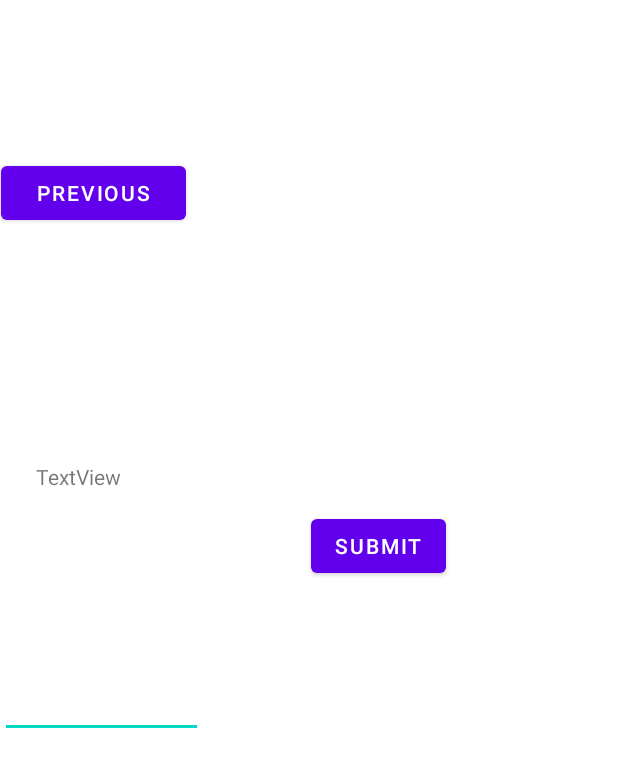
After one commit to maloney77/BudgetApp, an Android app: the layout fragment_third.xml on its own in the app's theme, with its tools: preview values and no code run, on a phone screen of 412 x 824 dp. The commit adds this screen. Shown: the top 767 px of the screen. Run offline under Robolectric (Android 15) with nearby library versions, the phone set to English and light mode, and no system bars.

Commit message:
added third fragment and the ability to update values in the spreadsheet

```diff
--- a/app/build.gradle
+++ b/app/build.gradle
@@ -50,6 +50,7 @@ dependencies {
     implementation 'androidx.constraintlayout:constraintlayout:1.1.3'
     implementation 'androidx.navigation:navigation-fragment:2.2.2'
     implementation 'androidx.navigation:navigation-ui:2.2.2'
+    implementation 'androidx.legacy:legacy-support-v4:1.0.0'
     testImplementation 'junit:junit:4.+'
     androidTestImplementation 'androidx.test.ext:junit:1.1.1'
     androidTestImplementation 'androidx.test.espresso:espresso-core:3.2.0'
--- a/app/src/main/res/layout/fragment_first.xml
+++ b/app/src/main/res/layout/fragment_first.xml
@@ -3,8 +3,7 @@
     xmlns:app="http://schemas.android.com/apk/res-auto"
     xmlns:tools="http://schemas.android.com/tools"
     android:layout_width="match_parent"
-    android:layout_height="match_parent"
-    tools:context=".FirstFragment">
+    android:layout_height="match_parent">
 
     <TextView
         android:id="@+id/textview_first"
--- /dev/null
+++ b/app/src/main/res/layout/fragment_third.xml
@@ -0,0 +1,59 @@
+<?xml version="1.0" encoding="utf-8"?>
+<androidx.constraintlayout.widget.ConstraintLayout xmlns:android="http://schemas.android.com/apk/res/android"
+        xmlns:app="http://schemas.android.com/apk/res-auto"
+        xmlns:tools="http://schemas.android.com/tools"
+        android:layout_width="match_parent"
+        android:layout_height="match_parent"
+        android:id="@+id/fragment_third">
+
+    <Button
+        android:id="@+id/previous_nav"
+        android:layout_width="123dp"
+        android:layout_height="48dp"
+        android:layout_marginTop="8dp"
+
+        android:layout_marginEnd="288dp"
+        android:layout_marginRight="288dp"
+        android:text="@string/previous"
+        app:layout_constraintBottom_toTopOf="@+id/category_name"
+        app:layout_constraintEnd_toEndOf="parent"
+        app:layout_constraintHorizontal_bias="1.0"
+        app:layout_constraintStart_toStartOf="parent"
+        app:layout_constraintTop_toTopOf="parent"
+        app:layout_constraintVertical_bias="0.383" />
+
+    <TextView
+        android:id="@+id/category_name"
+        android:layout_width="236dp"
+        android:layout_height="76dp"
+        android:layout_marginTop="173dp"
+        android:layout_marginEnd="152dp"
+        android:layout_marginRight="152dp"
+        android:layout_marginBottom="440dp"
+        android:text="TextView"
+        app:layout_constraintBottom_toBottomOf="parent"
+        app:layout_constraintEnd_toEndOf="parent"
+        app:layout_constraintTop_toBottomOf="@+id/button_second"
+        tools:textSize="24sp" />
+
+    <EditText
+        android:id="@+id/purchase_input"
+        android:layout_width="135dp"
+        android:layout_height="68dp"
+        android:layout_marginTop="40dp"
+        android:inputType="numberDecimal"
+        app:layout_constraintTop_toBottomOf="@+id/category_name"
+        tools:layout_editor_absoluteX="65dp" />
+
+    <Button
+        android:id="@+id/submit_button"
+        android:layout_width="wrap_content"
+        android:layout_height="wrap_content"
+        android:layout_marginStart="72dp"
+        android:layout_marginLeft="72dp"
+        android:layout_marginTop="340dp"
+        android:text="Submit"
+        app:layout_constraintStart_toEndOf="@+id/purchase_input"
+        app:layout_constraintTop_toTopOf="parent" />
+
+</androidx.constraintlayout.widget.ConstraintLayout>
--- a/app/src/main/res/values/strings.xml
+++ b/app/src/main/res/values/strings.xml
@@ -4,10 +4,13 @@
     <!-- Strings used for fragments for navigation -->
     <string name="first_fragment_label">First Fragment</string>
     <string name="second_fragment_label">Second Fragment</string>
+    <string name="third_fragment_label">Second Fragment</string>
     <string name="next">Next</string>
     <string name="previous">Previous</string>
 
     <string name="hello_first_fragment">Hello first fragment</string>
     <string name="hello_second_fragment">Hello second fragment. Arg: %1$s</string>
     <string name="title_activity_google_sign_in">GoogleSignInActivity</string>
+    <!-- TODO: Remove or change this placeholder text -->
+    <string name="hello_blank_fragment">Hello blank fragment</string>
 </resources>
```
Also changed, not shown: app/src/main/java/com/example/budgetapp/Fragments/FirstFragment.java (+11 -1 lines), app/src/main/java/com/example/budgetapp/Fragments/SecondFragment.java (+21 -19 lines), app/src/main/java/com/example/budgetapp/Fragments/ThirdFragment.java (added, +120 -0 lines), app/src/main/java/com/example/budgetapp/MainActivity.java (+9 -3 lines), app/src/main/java/com/example/budgetapp/ViewModels/BudgetRequestViewModel.java (+10 -0 lines), app/src/main/java/com/example/budgetapp/ViewModels/CategoryEditViewModel.java (added, +37 -0 lines), app/src/main/res/layout/fragment_second.xml (+10 -8 lines), app/src/main/res/navigation/nav_graph.xml (+9 -15 lines).
